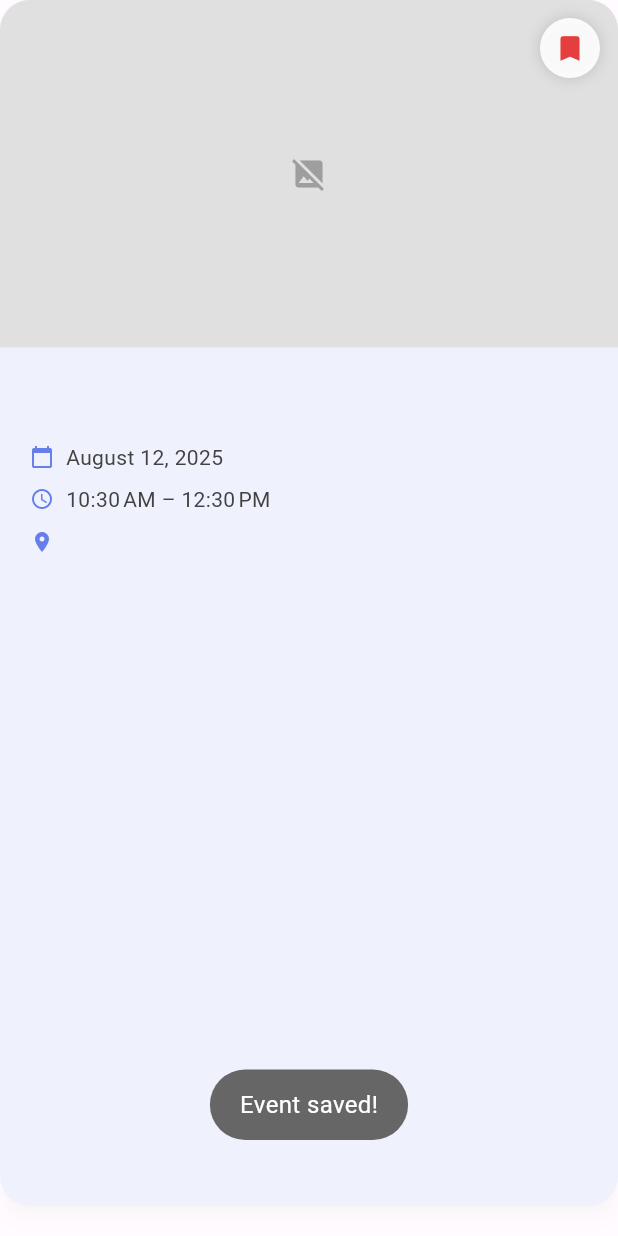
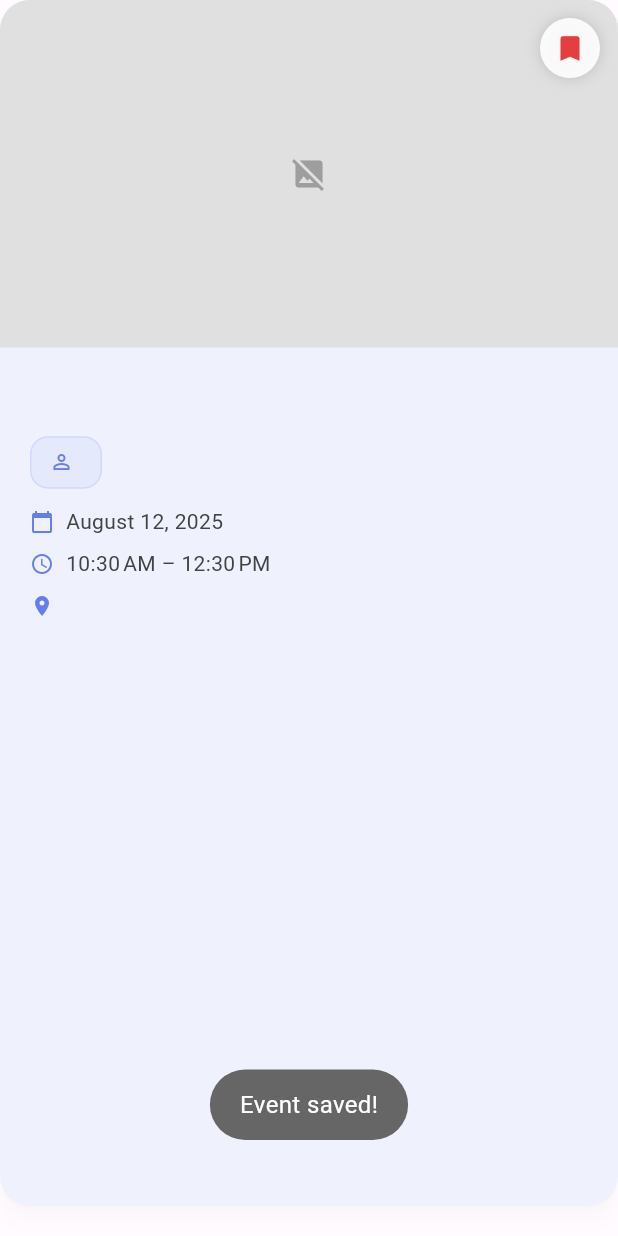
Before and after one commit to orgamiapps/orgamiappV1, a Flutter app: the SingleEventListViewItem widget shown alone on an empty page, opened directly with empty values, after a tap on the "bookmark outline" icon, on a phone screen of 412 x 824 dp. Run offline on Flutter 3.47's test engine with Material 3 defaults, Android fonts, the phone set to English and light mode, and no system bars; our stand-ins replace cached_network_image, carousel_slider, cloud_firestore, firebase_auth, firebase_core, firebase_messaging and 17 more; missing offline and left inert: mobile_scanner, qr_code_scanner_plus, syncfusion_flutter_xlsio; accounts and stored records are empty; network calls fail.

Commit message:
Add organizer chip to event list and auto-fill organizer in event creation
Co-authored-by: pareisinger0 <pareisinger0@gmail.com>

```diff
--- a/lib/screens/Events/Widget/single_event_list_view_item.dart
+++ b/lib/screens/Events/Widget/single_event_list_view_item.dart
@@ -280,6 +280,8 @@ class _SingleEventListViewItemState extends State<SingleEventListViewItem>
             maxLines: 2,
             overflow: TextOverflow.ellipsis,
           ),
+          const SizedBox(height: 8),
+          _buildOrganizerChip(widget.eventModel.groupName),
           const SizedBox(height: 12),
           _buildInfoRow(
             Icons.calendar_today,
@@ -309,6 +311,48 @@ class _SingleEventListViewItemState extends State<SingleEventListViewItem>
         ],
       ),
     );
+  }
+
+  Widget _buildOrganizerChip(String name) {
+    return Container(
+      padding: const EdgeInsets.symmetric(horizontal: 12, vertical: 6),
+      decoration: BoxDecoration(
+        color: const Color(0xFF667EEA).withValues(alpha: 0.08),
+        borderRadius: BorderRadius.circular(12),
+        border: Border.all(
+          color: const Color(0xFF667EEA).withValues(alpha: 0.15),
+          width: 1,
+        ),
+      ),
+      child: Row(
+        mainAxisSize: MainAxisSize.min,
+        children: [
+          const Icon(Icons.person_outline, color: Color(0xFF667EEA), size: 16),
+          const SizedBox(width: 6),
+          Text(
+            name,
+            style: const TextStyle(
+              color: Color(0xFF667EEA),
+              fontSize: 14,
+              fontWeight: FontWeight.w600,
+              fontFamily: 'Roboto',
+            ),
+          ),
+        ],
+      ),
+    );
+  }
+
+  @override
+  void didChangeDependencies() {
+    super.didChangeDependencies();
+  }
+
+  @override
+  void setState(VoidCallback fn) {
+    if (mounted) {
+      super.setState(fn);
+    }
   }
 
   Widget _buildInfoRow(IconData icon, String text) {
```
Also changed, not shown: lib/screens/Events/create_event_screen.dart (+38 -9 lines).
